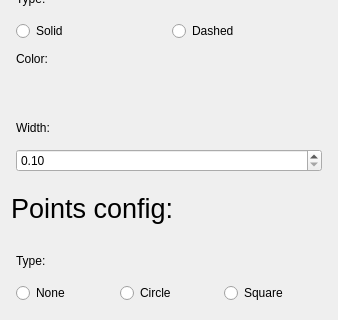
Before: the Qt Designer form src/widgets/UI/Object3DConfigView.ui in DisonGo/s21_3DViewer, drawn with Qt 5; both pictures show x 0 to 338 and y 95 to 415 of the 338 by 550 pixel window.
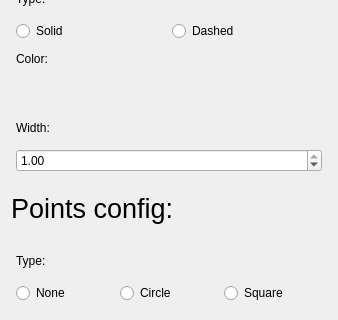
After: the same form once the commit is applied. Custom widgets are drawn as their Qt base class.

Commit message: 3D_Viewer_2_0_. WIP. Changed standart color of points. Increased size of focus point. Removed it from tree view. Removed geometry shader usage. Fixed Dashed/Circle/Square display type bugs. Cleaned shaders. Disabled antializing. Removed linewidth field in camera config view.

The edit to the form file:
```diff
--- a/src/widgets/UI/Object3DConfigView.ui
+++ b/src/widgets/UI/Object3DConfigView.ui
@@ -120,13 +120,16 @@
        <item>
         <widget class="QDoubleSpinBox" name="LineWidthSB">
          <property name="minimum">
-          <double>0.100000000000000</double>
+          <double>0.000000000000000</double>
          </property>
          <property name="maximum">
-          <double>3.000000000000000</double>
+          <double>1.000000000000000</double>
          </property>
          <property name="singleStep">
-          <double>0.100000000000000</double>
+          <double>0.010000000000000</double>
+         </property>
+         <property name="value">
+          <double>1.000000000000000</double>
          </property>
         </widget>
        </item>
```
Left out of the diff: 2 changed lines with no effect on the pictures. The commit also changes 15 other files.
